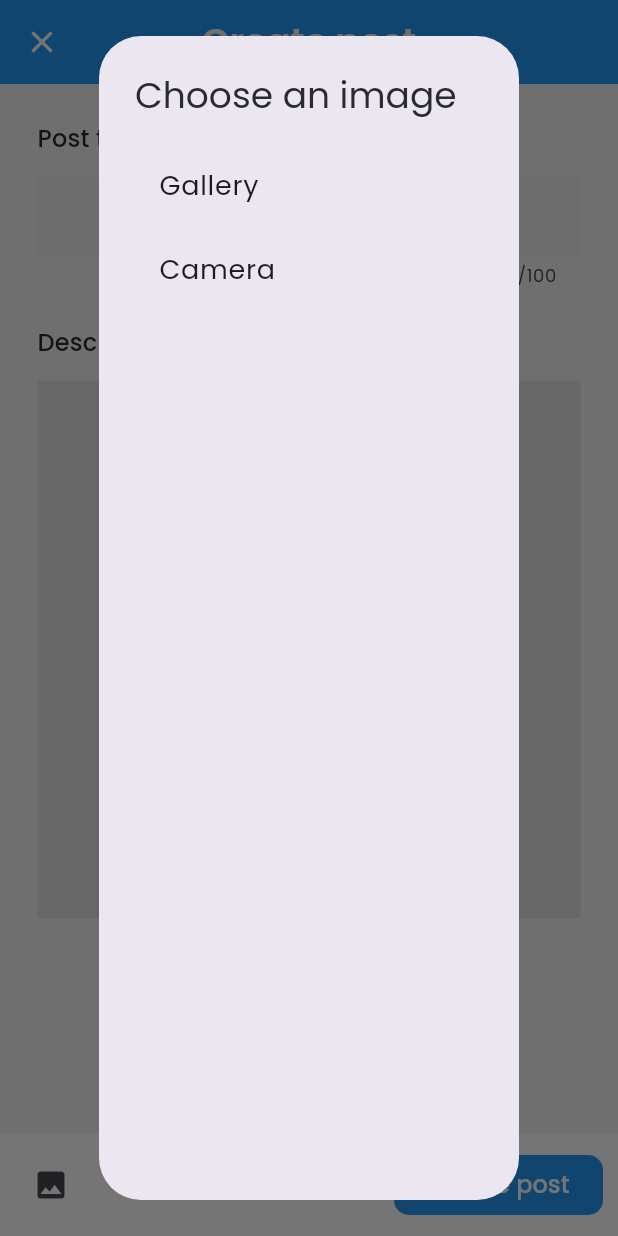
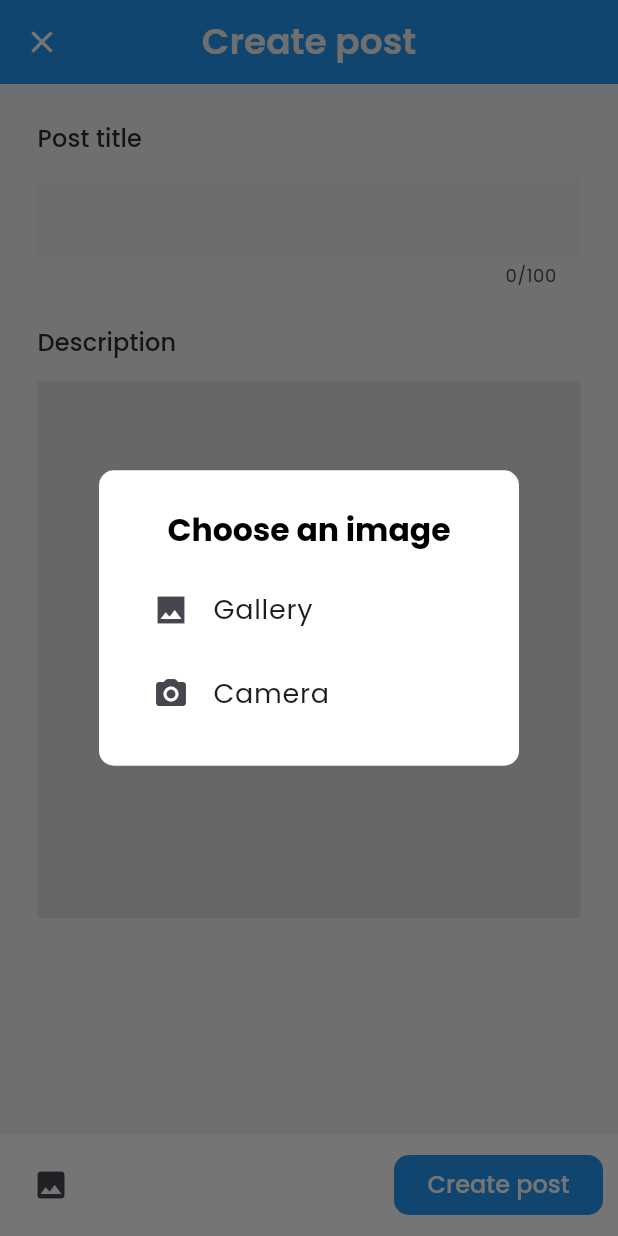
Before and after one commit to Margaux-Boileau/app-merchants-association, a Flutter app: the CreatePost screen opened by its route, after a tap on the "image" icon, on a phone screen of 412 x 824 dp. Run offline on Flutter 3.47's test engine with Material 3 defaults, Android fonts, the phone set to English and light mode, and no system bars; our stand-ins replace carousel_slider, dio, image_picker, shared_preferences; accounts and stored records are empty; generated files the repository leaves out were written again.

Commit message:
camera dialog

```diff
--- a/lib/src/config/navigator_router.dart
+++ b/lib/src/config/navigator_router.dart
@@ -1,4 +1,4 @@
-import 'package:app_merchants_association/src/ui/screens/create_post/create_post.dart';
+import 'package:app_merchants_association/src/ui/screens/post/create_post.dart';
 import 'package:app_merchants_association/src/ui/screens/user/user_manage.dart';
 import 'package:flutter/material.dart';
 import '../model/post.dart';
@@ -8,7 +8,7 @@ import '../ui/screens/main_holder/main_holder.dart';
 import '../ui/screens/main_holder/notices.dart';
 import '../ui/screens/main_holder/notifications.dart';
 import '../ui/screens/main_holder/profile.dart';
-import '../ui/screens/post_detail/post_detail.dart';
+import '../ui/screens/post/post_detail.dart';
 import 'navigator_routes.dart';
 
 class AppRouter {
--- a/lib/src/ui/screens/create_post/create_post.dart
+++ b/lib/src/ui/screens/post/create_post.dart
@@ -1,5 +1,6 @@
 import 'dart:io';
 
+import 'package:app_merchants_association/src/utils/dialog_manager.dart';
 import 'package:app_merchants_association/src/utils/image_picker_helper.dart';
 import 'package:flutter/material.dart';
 import 'package:flutter_gen/gen_l10n/app_localizations.dart';
@@ -165,10 +166,6 @@ class _CreatePostState extends State<CreatePost> {
     );
   }
 
-  // La primer
-
-
-
   /// Bottom Button para subir imagenes y crear el post
   Widget _bottomButton(BuildContext context) {
     return Container(
@@ -205,29 +202,10 @@ class _CreatePostState extends State<CreatePost> {
 
   /// Función para mostrar un dialog para escoger galería o camara
   _showImagePickerDialog(BuildContext context) {
-    showDialog(
+    DialogManager().showCameraDialog(
         context: context,
-      builder: (context) {
-        return AlertDialog(
-          title: Text(AppLocalizations.of(context)!.select_image),
-          content: Column(
-            children: [
-              ListTile(
-                title: Text(AppLocalizations.of(context)!.gallery),
-                onTap: () {
-                  Navigator.pop(context);
-                  ImagePickerHelper.getImage(source: ImageSource.gallery)
-                      .then((selectedImage) {
-                    setState(() {
-                      imagesUploaded.add(selectedImage!);
-                    });
-                  });
-                },
-              ),
-              ListTile(
-                title: Text(AppLocalizations.of(context)!.camera),
-                onTap: () {
-                  Navigator.pop(context);
+        title: AppLocalizations.of(context)!.select_image,
+        cameraFunction: (){
           ImagePickerHelper.getImage(source: ImageSource.camera)
               .then((selectedImage) {
             setState(() {
@@ -235,11 +213,14 @@ class _CreatePostState extends State<CreatePost> {
             });
           });
         },
-              ),
-            ],
-          ),
-        );
-      },
+        galleryFunction: (){
+          ImagePickerHelper.getImage(source: ImageSource.gallery)
+              .then((selectedImage) {
+            setState(() {
+              imagesUploaded.add(selectedImage!);
+            });
+          });
+        }
     );
   }
 }
--- a/lib/src/utils/dialog_manager.dart
+++ b/lib/src/utils/dialog_manager.dart
@@ -2,6 +2,7 @@ import 'package:flutter/material.dart';
 import '../config/app_colors.dart';
 import '../config/app_styles.dart';
 import '../ui/widgets/dialog/create_user_dialog.dart';
+import 'package:flutter_gen/gen_l10n/app_localizations.dart';
 
 class DialogManager{
 
@@ -162,4 +163,49 @@ class DialogManager{
     );
   }
 
+  showCameraDialog({required BuildContext context, required String title, required Function cameraFunction, required Function galleryFunction}){
+    showDialog(
+        context: context,
+        builder: ((_) => Padding(
+          padding: const EdgeInsets.symmetric(vertical: 40,),
+          child: SimpleDialog(
+            backgroundColor: AppColors.white,
+            elevation: 0,
+            shape: const RoundedRectangleBorder(
+                borderRadius: BorderRadius.all(Radius.circular(10.0))),
+            contentPadding: const EdgeInsets.symmetric(horizontal: 20),
+            title: Text(
+              title,
+              style: AppStyles.textTheme.titleMedium?.copyWith(fontWeight: FontWeight.bold),
+              textAlign: TextAlign.center,
+            ),
+            children: [
+              const SizedBox(height: 10),
+              ListTile(
+                title: Text(AppLocalizations.of(context)!.gallery),
+                leading: const Icon(
+                  Icons.image_sharp
+                ),
+                onTap: () {
+                  Navigator.pop(context);
+                  galleryFunction();
+                },
+              ),
+              ListTile(
+                title: Text(AppLocalizations.of(context)!.camera),
+                leading: const Icon(
+                    Icons.camera_alt_rounded
+                ),
+                onTap: () {
+                  Navigator.pop(context);
+                  cameraFunction();
+                },
+              ),
+              const SizedBox(height: 20,)
+            ],
+          ),
+        ))
+    );
+  }
+
 }
```
Also changed, not shown: lib/src/ui/screens/post/post_detail.dart (renamed from lib/src/ui/screens/post_detail/post_detail.dart), pubspec.lock. Lines whose indentation alone changed are shown as unchanged.
